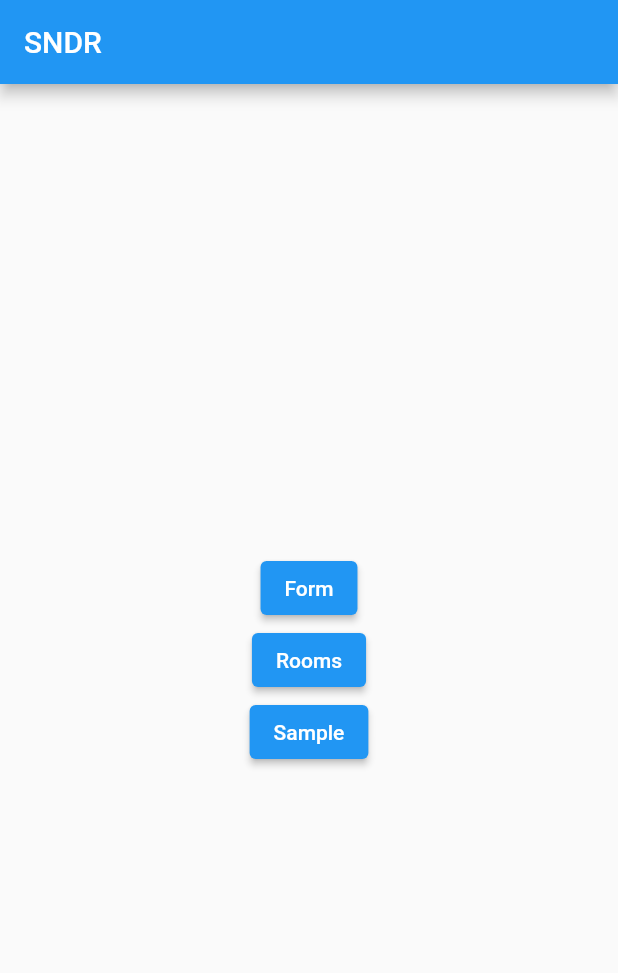
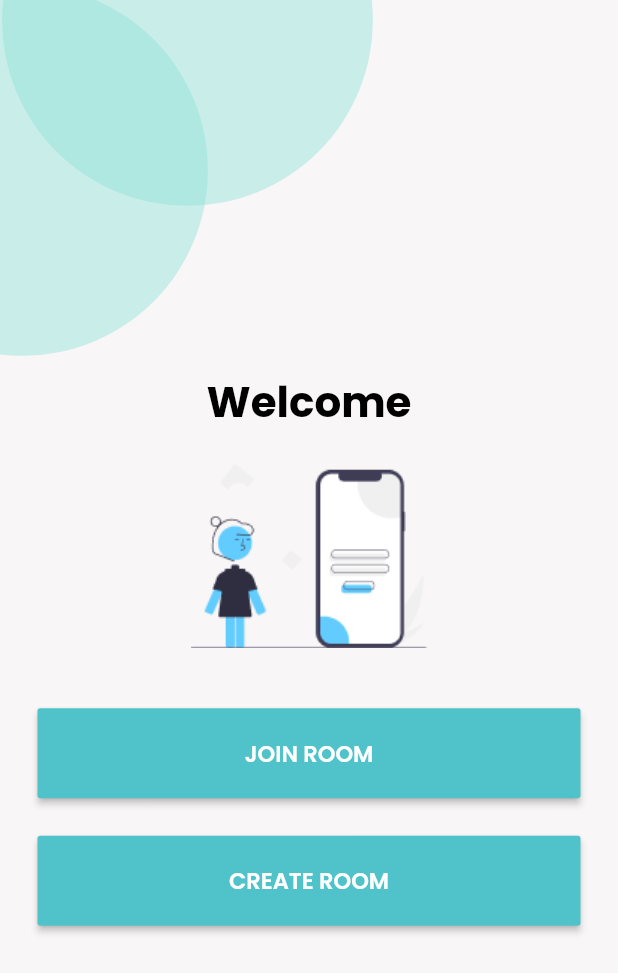
Before and after one commit to Crazzygamerr/SNDR, a Flutter app: the screen it shows after launch, on a phone screen of 412 x 824 dp. Shown: the top 973 px of the screen. Run offline on Flutter 3.47's test engine with Material 2 defaults, Android fonts, the phone set to English and light mode, and no system bars; our stand-ins replace camera, file_picker, open_filex, permission_handler; missing offline and left inert: flutter_excel, nearby_connections.

Commit message:
update: working UI

```diff
--- a/lib/Home.dart
+++ b/lib/Home.dart
@@ -39,57 +39,110 @@ class HomeState extends State<Home> {
     setState(() {});
   }
 
+  final ButtonStyle flatButtonStyle = TextButton.styleFrom(
+    backgroundColor: const Color(0XFF50C2C9),
+    minimumSize: const Size(88, 36),
+    padding: const EdgeInsets.symmetric(horizontal: 20.0),
+    shape: const RoundedRectangleBorder(
+      borderRadius: BorderRadius.all(Radius.circular(2.0)),
+    ),
+  );
+
   @override
   Widget build(BuildContext context) {
     return Scaffold(
-      appBar: AppBar(
-        title: const Text('SNDR'),
-      ),
+          backgroundColor: const Color.fromARGB(255, 248, 246, 246),
           body: SafeArea(
-        child: Center(
-          child: Column(
-            mainAxisAlignment: MainAxisAlignment.center,
-            children: <Widget>[
-              ElevatedButton(
-                onPressed: () {
-                  // Navigator.pushNamed(context, '/createForm');
-                  Provider.of<PageController>(context, listen: false)
-                      .jumpToPage(Pages.createForm.index);
-                },
-                child: const Text('Form'),
-              ),
-              ElevatedButton(
-                onPressed: () {
-                  // Navigator.pushNamed(context, '/rooms');
-                  Provider.of<PageController>(context, listen: false)
-                      .jumpToPage(Pages.rooms.index);
-                },
-                child: const Text('Rooms'),
-              ),
-              ElevatedButton(
+              child: Column(children: [
+            SizedBox(
+                height: MediaQuery.of(context).size.height * 0.30,
+                child: Stack(children: [
+                  Positioned(
+                      top: -10,
+                      left: -110,
+                      child: Container(
+                        height: MediaQuery.of(context).size.height * 0.30,
+                        width: 250,
+                        decoration: const BoxDecoration(
+                            shape: BoxShape.circle, color: Color(0x738FE1D7)),
+                      )),
+                  Positioned(
+                      top: -110,
+                      left: 0,
+                      child: Container(
+                        height: MediaQuery.of(context).size.height * 0.30,
+                        width: 250,
+                        decoration: const BoxDecoration(
+                            shape: BoxShape.circle, color: Color(0x738FE1D7)),
+                      )),
+                ])),
+            const Padding(
+                padding: EdgeInsets.only(bottom: 20),
+                child: Text('Welcome',
+                    style: TextStyle(
+                      fontFamily: 'Poppins',
+                      fontSize: 28.0,
+                      color: Colors.black,
+                      fontWeight: FontWeight.bold,
+                    ))),
+            const Image(image: AssetImage('assets/welcomeScreenImg.png')),
+            // const Padding(
+            //     padding: const EdgeInsets.only(top: 30),
+            //     child: const Text(
+            //       'Go Ahead',
+            //       style: const TextStyle(
+            //         fontFamily: 'Poppins',
+            //         fontSize: 17.0,
+            //         color: Colors.black,
+            //         fontWeight: FontWeight.normal,
+            //       ),
+            //     )),
+            Container(
+                padding: const EdgeInsets.only(top: 15),
+                margin: const EdgeInsets.only(top: 25, right: 25, left: 25),
+                child: SizedBox(
+                  width: MediaQuery.of(context).size.width * 0.88,
+                  height: 60.0,
+                  child: ElevatedButton(
+                    style: flatButtonStyle,
                     onPressed: () {
                       Provider.of<PageController>(context, listen: false)
-                      .jumpToPage(Pages.sampleFrontend.index);
+                          .jumpToPage(Pages.sampleRooms.index);
                     },
-                child: const Text('Sample'),
-              ),
-              // ...context.watch<NearbyService>().payloads.map((e) => Text(e.toString())),
-              // ElevatedButton(
-              //   onPressed: () async {
-              //     // List<CameraDescription> cameras = await availableCameras();
-              //     // controller = CameraController(cameras[0], ResolutionPreset.medium);
-              //     // controller!.initialize().then((_) {
-              //     //   if(!mounted) return;
-              //     //   context.read<NearbyService>().cameraController = controller;
-              //     //   setState(() {});
-              //     // });
-              //   },
-              //   child: const Text('Test'),
-              // ),
-            ],
+                    child: const Text(
+                      "JOIN ROOM",
+                      style: TextStyle(
+                        fontFamily: 'Poppins',
+                        fontSize: 15.0,
+                        fontWeight: FontWeight.w600,
                       ),
                     ),
                   ),
+                )),
+            Container(
+                margin: const EdgeInsets.all(25),
+                child: SizedBox(
+                  width: MediaQuery.of(context).size.width * 0.88,
+                  height: 60.0,
+                  child: ElevatedButton(
+                    style: flatButtonStyle,
+                    onPressed: () {
+                      Provider.of<PageController>(context, listen: false)
+                          .jumpToPage(Pages.cpSampleFormTypes.index);
+                    },
+                    child: const Text(
+                      "CREATE ROOM",
+                      style: TextStyle(
+                        fontFamily: 'Poppins',
+                        fontSize: 15.0,
+                        fontWeight: FontWeight.w600,
+                      ),
+                    ),
+                  ),
+                )),
+          ]
+          )
+          )
           );
   }
 }
--- a/lib/main.dart
+++ b/lib/main.dart
@@ -1,18 +1,14 @@
 import 'package:flutter/material.dart';
-import 'package:nearby_connections/nearby_connections.dart';
 import 'package:provider/provider.dart';
+import 'package:sdl/CPSampleFormTypes.dart';
 import 'package:sdl/CreateForm.dart';
 import 'package:sdl/Home.dart';
 import 'package:sdl/NearbyService.dart';
-import 'package:sdl/ResponsePage.dart';
-import 'package:permission_handler/permission_handler.dart';
-import 'package:sdl/Rooms.dart';
+import 'package:sdl/SampleCreate.dart';
+import 'package:sdl/SampleCreateForm.dart';
 import 'package:sdl/SampleFrontend.dart';
-import 'package:sdl/SampleCreateForm.dart';
-import 'package:sdl/SampleCreate.dart';
+import 'package:sdl/SampleResponsePage.dart';
 import 'package:sdl/SampleRooms.dart';
-import 'package:sdl/SampleResponsePage.dart';
-import 'package:sdl/CPSampleFormTypes.dart';
 
 void main() => runApp(const MyApp());
 
@@ -33,23 +29,23 @@ class MyAppState extends State<MyApp> {
       child: MaterialApp(
         theme: ThemeData(
           colorScheme: ColorScheme.fromSwatch()
-              .copyWith(secondary: Color.fromARGB(183, 206, 230, 241)),
-          inputDecorationTheme: InputDecorationTheme(
+              .copyWith(secondary: const Color.fromARGB(183, 206, 230, 241)),
+          inputDecorationTheme: const InputDecorationTheme(
               focusedBorder: UnderlineInputBorder(
                   borderSide: BorderSide(color: Color(0XFF50C2C9)))),
-          textSelectionTheme: TextSelectionThemeData(
+          textSelectionTheme: const TextSelectionThemeData(
             cursorColor: Colors.brown,
             selectionColor: Colors.black,
             selectionHandleColor: Colors.brown,
           ),
-          textTheme: TextTheme(
+          textTheme: const TextTheme(
               subtitle1: TextStyle(
                   color: Color.fromARGB(151, 0, 0, 0), fontFamily: 'Poppins')),
         ),
         debugShowCheckedModeBanner: false,
         // onGenerateRoute: generateRoute,
         // initialRoute: '/',
-        home: PageViewWidget(),
+        home: const PageViewWidget(),
       ),
     );
   }
@@ -58,9 +54,9 @@ class MyAppState extends State<MyApp> {
 enum Pages {
   home,
   createForm,
-  rooms,
-  responsePage,
-  sampleFrontend,
+  // rooms,
+  // responsePage,
+  // sampleFrontend,
   sampleCreateForm,
   sampleCreate,
   cpSampleFormTypes,
@@ -87,7 +83,7 @@ class PageViewWidgetState extends State<PageViewWidget> {
       pageController.addListener(() {
         if (pageController.page == Pages.home.index ||
             pageController.page == Pages.createForm.index ||
-            pageController.page == Pages.sampleFrontend.index ||
+            pageController.page == Pages.home.index ||
             pageController.page == Pages.sampleCreate.index) {
           NearbyService().stopAdvertising();
           NearbyService().stopDiscovery();
@@ -151,9 +147,9 @@ class PageViewWidgetState extends State<PageViewWidget> {
         children: const <Widget>[
           Home(),
           CreateForm(),
-          Rooms(),
-          ResponsePage(),
-          SampleFrontend(),
+          // Rooms(),
+          // ResponsePage(),
+          // SampleFrontend(),
           SampleCreateForm(),
           SampleCreate(),
           CPSampleFormTypes(),
```
Also changed, not shown: lib/CPSampleFormTypes.dart (+21 -22 lines), lib/SampleCreate.dart (+36 -19 lines), lib/SampleCreateForm.dart (+23 -23 lines), lib/SampleFrontend.dart (+30 -33 lines), lib/SampleResponsePage.dart (+50 -52 lines), lib/SampleRooms.dart (+17 -18 lines), pubspec.lock. Lines whose indentation alone changed are shown as unchanged.
